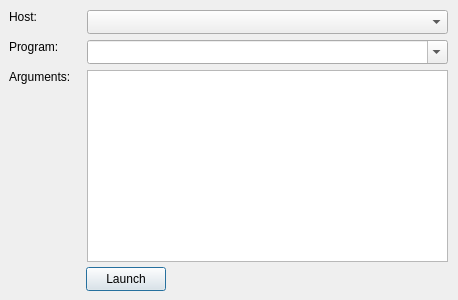
Before: the Qt Designer form src/b0_gui_process_manager/startnodedialog.ui in blueworkforce/bluezero, drawn with Qt 5.
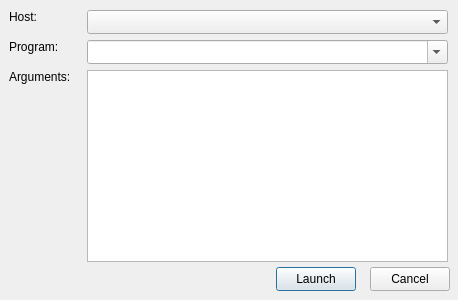
After: the same form once the commit is applied.

Commit message: add cancel button

```diff
--- a/src/b0_gui_process_manager/startnodedialog.ui
+++ b/src/b0_gui_process_manager/startnodedialog.ui
@@ -79,7 +79,7 @@
   <widget class="QPushButton" name="btnLaunch">
    <property name="geometry">
     <rect>
-     <x>86</x>
+     <x>276</x>
      <y>267</y>
      <width>80</width>
      <height>24</height>
@@ -88,6 +88,9 @@
    <property name="text">
     <string>Launch</string>
    </property>
+   <property name="default">
+    <bool>true</bool>
+   </property>
   </widget>
   <widget class="QLabel" name="lblArguments">
    <property name="geometry">
@@ -131,6 +134,19 @@
     <bool>true</bool>
    </property>
   </widget>
+  <widget class="QPushButton" name="btnCancel">
+   <property name="geometry">
+    <rect>
+     <x>370</x>
+     <y>267</y>
+     <width>80</width>
+     <height>24</height>
+    </rect>
+   </property>
+   <property name="text">
+    <string>Cancel</string>
+   </property>
+  </widget>
  </widget>
  <resources/>
  <connections/>
```
The commit also changes 2 other files.
